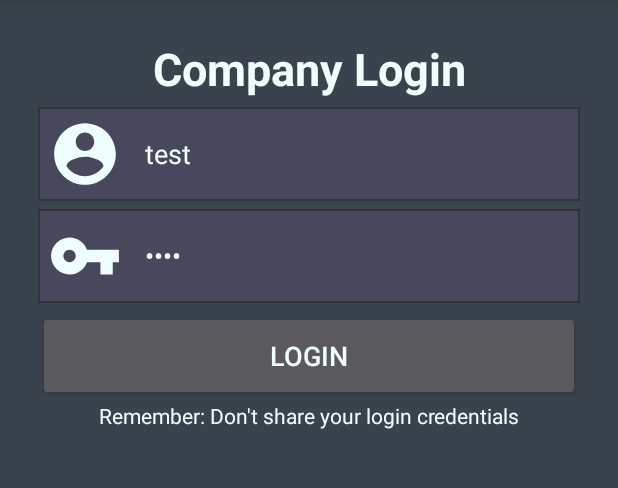
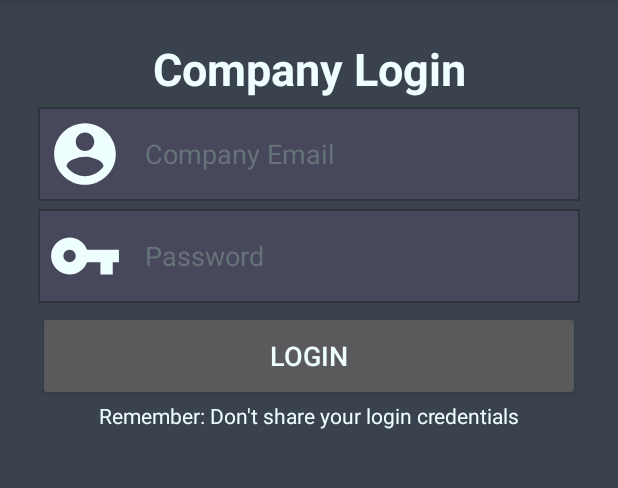
Before and after one commit to pawslaw/MAD405-Android-Project, an Android app: the screen it shows after launch (MainActivity), on a phone screen of 412 x 824 dp, the part 84-572 px from its top. Run offline under Robolectric (Android 15) with nearby library versions, the phone set to English and light mode, and no system bars.

Commit message:
Removed test account autofill

```diff
--- a/app/src/main/java/net/portalcode/mad405_android_project/LoginFragment.java
+++ b/app/src/main/java/net/portalcode/mad405_android_project/LoginFragment.java
@@ -68,8 +68,8 @@ public class LoginFragment extends Fragment {
         Button loginButton = (Button) view.findViewById(R.id.loginButton);
 
         // Temporarily set credentials
-        emailForm.setText("test");
-        passwordForm.setText("test");
+        emailForm.setText("");
+        passwordForm.setText("");
 
         loginButton.setOnClickListener(new View.OnClickListener() {
             @Override
@@ -77,9 +77,9 @@ public class LoginFragment extends Fragment {
 
                 ConnectivityManager connManager = (ConnectivityManager) getActivity().getSystemService(Context.CONNECTIVITY_SERVICE);
                 NetworkInfo mWifi = connManager.getNetworkInfo(ConnectivityManager.TYPE_WIFI);
-                NetworkInfo mData = connManager.getNetworkInfo(ConnectivityManager.TYPE_MOBILE);
+                //NetworkInfo mData = connManager.getNetworkInfo(ConnectivityManager.TYPE_MOBILE);
 
-                if (!mData.isConnected() && !mWifi.isConnected()) {
+                if (!mWifi.isConnected()) {
                     Toast.makeText(getContext(), "Please connect to the internet.", Toast.LENGTH_LONG).show();
                     return;
                 }
```
